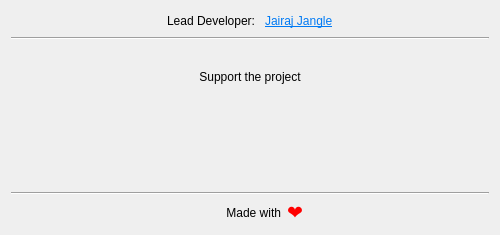
Before: the Qt Designer form aboutdialog.ui in JairajJangle/OpenCV-Catalogue, drawn with Qt 5.
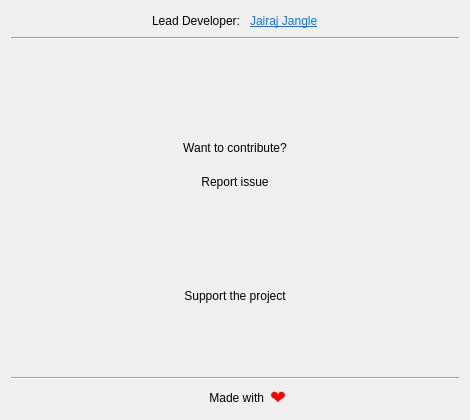
After: the same form once the commit is applied. Icons and pictures are not drawn.

Commit message: Added Github repo and report issue labels

The edit to the form file:
```diff
--- a/aboutdialog.ui
+++ b/aboutdialog.ui
@@ -6,8 +6,8 @@
    <rect>
     <x>0</x>
     <y>0</y>
-    <width>500</width>
-    <height>235</height>
+    <width>470</width>
+    <height>420</height>
    </rect>
   </property>
   <property name="windowTitle">
@@ -16,22 +16,32 @@
   <layout class="QGridLayout" name="gridLayout_2">
    <item row="0" column="0">
     <layout class="QGridLayout" name="gridLayout">
-     <item row="7" column="0">
+     <item row="3" column="0">
+      <widget class="Line" name="line_2">
+       <property name="orientation">
+        <enum>Qt::Horizontal</enum>
+       </property>
+      </widget>
+     </item>
+     <item row="9" column="0">
       <widget class="Line" name="line">
        <property name="orientation">
         <enum>Qt::Horizontal</enum>
        </property>
       </widget>
      </item>
-     <item row="6" column="0">
+     <item row="8" column="0">
       <spacer name="verticalSpacer">
        <property name="orientation">
         <enum>Qt::Vertical</enum>
        </property>
+       <property name="sizeType">
+        <enum>QSizePolicy::Fixed</enum>
+       </property>
        <property name="sizeHint" stdset="0">
         <size>
          <width>20</width>
-         <height>40</height>
+         <height>10</height>
         </size>
        </property>
       </spacer>
@@ -80,7 +90,7 @@
        </item>
       </layout>
      </item>
-     <item row="5" column="0">
+     <item row="7" column="0">
       <layout class="QVBoxLayout" name="verticalLayout">
        <item>
         <widget class="QLabel" name="label_2">
@@ -97,10 +107,13 @@
          <property name="orientation">
           <enum>Qt::Vertical</enum>
          </property>
+         <property name="sizeType">
+          <enum>QSizePolicy::Fixed</enum>
+         </property>
          <property name="sizeHint" stdset="0">
           <size>
            <width>20</width>
-           <height>40</height>
+           <height>5</height>
           </size>
          </property>
         </spacer>
@@ -172,7 +185,7 @@
        </item>
       </layout>
      </item>
-     <item row="8" column="0">
+     <item row="10" column="0">
       <layout class="QHBoxLayout" name="horizontalLayout_2" stretch="4,3">
        <item>
         <widget class="QLabel" name="label">
@@ -217,12 +230,45 @@
        </property>
       </spacer>
      </item>
-     <item row="3" column="0">
-      <widget class="Line" name="line_2">
+     <item row="5" column="0">
+      <layout class="QVBoxLayout" name="verticalLayout_2">
+       <property name="spacing">
+        <number>20</number>
+       </property>
+       <item>
+        <widget class="QLabel" name="label_5">
+         <property name="text">
+          <string>Want to contribute?</string>
+         </property>
+         <property name="alignment">
+          <set>Qt::AlignCenter</set>
+         </property>
+        </widget>
+       </item>
+       <item>
+        <widget class="QLabel" name="label_6">
+         <property name="text">
+          <string>Report issue</string>
+         </property>
+         <property name="alignment">
+          <set>Qt::AlignCenter</set>
+         </property>
+        </widget>
+       </item>
+      </layout>
+     </item>
+     <item row="6" column="0">
+      <spacer name="verticalSpacer_4">
        <property name="orientation">
-        <enum>Qt::Horizontal</enum>
+        <enum>Qt::Vertical</enum>
        </property>
-      </widget>
+       <property name="sizeHint" stdset="0">
+        <size>
+         <width>20</width>
+         <height>40</height>
+        </size>
+       </property>
+      </spacer>
      </item>
     </layout>
    </item>
```
